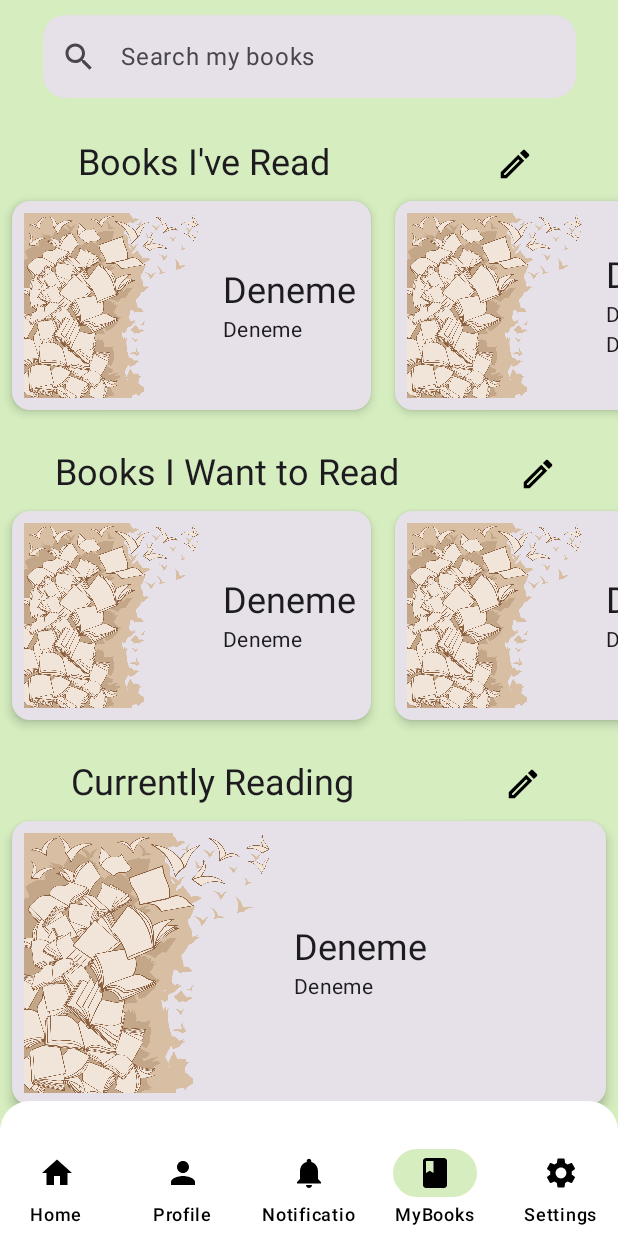
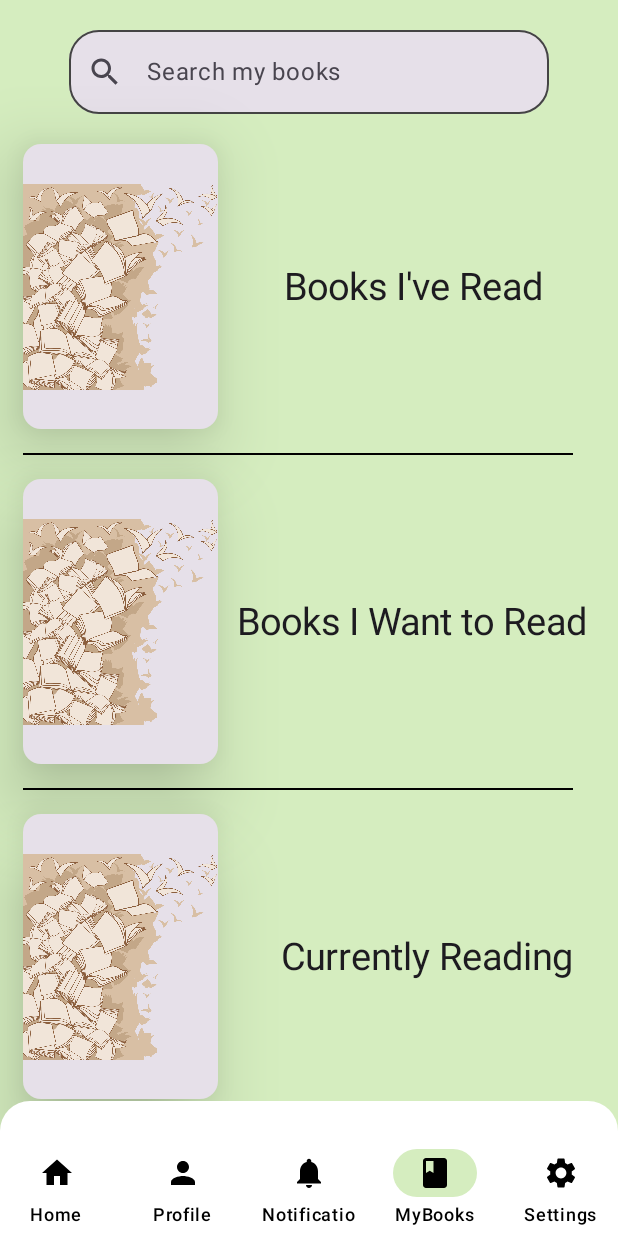
Before and after one commit to Azadkl/bookNest, an Android app built with Jetpack Compose: the BottomBarScreen screen opened through its navigation route, item 4 of the bottom bar chosen, on a phone screen of 412 x 824 dp. Run offline under Robolectric (Android 15) with nearby library versions, the phone set to English and light mode, and no system bars.

Commit message:
My books sayfasında birkaç ufak düzenleme yapıldı

```diff
--- a/app/src/main/java/com/example/booknest/view/BottomBarScreen.kt
+++ b/app/src/main/java/com/example/booknest/view/BottomBarScreen.kt
@@ -34,6 +34,9 @@ import androidx.compose.ui.graphics.DefaultShadowColor
 import androidx.compose.ui.graphics.vector.DefaultTintColor
 import androidx.compose.ui.unit.dp
 import androidx.navigation.NavController
+import androidx.navigation.compose.NavHost
+import androidx.navigation.compose.composable
+import androidx.navigation.compose.rememberNavController
 import com.example.booknest.NavItem
 import com.example.booknest.ui.theme.ButtonColor1
 import com.example.booknest.ui.theme.PrimaryColor
@@ -49,6 +52,7 @@ fun BottomBarScreen(navController: NavController,modifier: Modifier=Modifier) {
 
     )
     val contentPadding = PaddingValues(0.dp)
+    var navController = rememberNavController()
     var selectedIndex by remember { mutableIntStateOf(0) }
     Scaffold (
         bottomBar = {
@@ -67,6 +71,13 @@ fun BottomBarScreen(navController: NavController,modifier: Modifier=Modifier) {
                         selected = selectedIndex == index,
                         onClick = {
                             selectedIndex = index
+                            when (index) {
+                                0 -> navController.navigate("Home") // Home sayfasına yönlendir
+                                1 -> navController.navigate("profile") // Profile sayfasına yönlendir
+                                2 -> navController.navigate("notifications") // Notifications sayfasına yönlendir
+                                3 -> navController.navigate("myBooks") // MyBooks sayfasına yönlendir
+                                4 -> navController.navigate("settings") // Settings sayfasına yönlendir
+                            }
                         },
                         icon = {
                             Icon(imageVector = navItem.icon, contentDescription = "home")
@@ -96,7 +107,13 @@ fun BottomBarScreen(navController: NavController,modifier: Modifier=Modifier) {
                 .padding(contentPadding),
             color = PrimaryColor
         ) {
-            ContentScreen(modifier= Modifier.padding(contentPadding),selectedIndex)
+            NavHost(navController = navController, startDestination = "Home") {
+                composable("Home") { HomePageScreen() }
+                composable("profile") { ProfileScreen() }
+                composable("notifications") { NotificationsScreen() }
+                composable("myBooks") { MyBooksPage() }
+                composable("settings") { SettingsScreen() }
+            }
 
         }
     }
--- a/app/src/main/java/com/example/booknest/view/MyBooksPage.kt
+++ b/app/src/main/java/com/example/booknest/view/MyBooksPage.kt
@@ -2,6 +2,7 @@ package com.example.booknest.view
 
 import androidx.compose.foundation.Image
 import androidx.compose.foundation.border
+import androidx.compose.foundation.clickable
 import androidx.compose.foundation.focusable
 import androidx.compose.foundation.layout.Arrangement
 import androidx.compose.foundation.layout.Column
@@ -30,6 +31,8 @@ import androidx.compose.material3.Button
 import androidx.compose.material3.ButtonDefaults
 import androidx.compose.material3.Card
 import androidx.compose.material3.CardDefaults
+import androidx.compose.material3.Divider
+import androidx.compose.material3.DividerDefaults
 import androidx.compose.material3.Icon
 import androidx.compose.material3.IconButton
 import androidx.compose.material3.MaterialTheme
@@ -46,10 +49,12 @@ import androidx.compose.ui.Modifier
 import androidx.compose.ui.draw.clip
 import androidx.compose.ui.focus.FocusDirection
 import androidx.compose.ui.graphics.Color
+import androidx.compose.ui.layout.ModifierInfo
 import androidx.compose.ui.platform.LocalFocusManager
 import androidx.compose.ui.res.painterResource
 import androidx.compose.ui.text.TextStyle
 import androidx.compose.ui.text.input.ImeAction
+import androidx.compose.ui.text.style.TextAlign
 import androidx.compose.ui.unit.dp
 import androidx.compose.ui.unit.sp
 import com.example.booknest.Book
@@ -58,49 +63,8 @@ import com.example.booknest.ui.theme.ButtonColor1
 
 @Composable
 fun MyBooksPage(modifier: Modifier=Modifier) {
+
     var search by remember { mutableStateOf("") }
-    val focusManager = LocalFocusManager.current
-    val books = listOf(
-        Book(
-            title = "Deneme",
-            author = "Deneme",
-            image = ""
-        ),
-        Book(
-            title = "Deneme",
-            author = "Deneme Deneme",
-            image = ""
-        ),
-        Book(
-            title = "Deneme",
-            author = "Deneme",
-            image = ""
-        )
-    )
-    val wantToReadBooks = listOf(
-        Book(
-            title = "Deneme",
-            author = "Deneme",
-            image = ""
-        ),
-        Book(
-            title = "Deneme",
-            author = "Deneme",
-            image = ""
-        ),
-        Book(
-            title = "Deneme",
-            author = "Deneme",
-            image = ""
-        ),
-    )
-
-    val currentlyReadingBook = Book(
-        title = "Deneme",
-        author = "Deneme",
-        image = ""
-    )
-
 
 
     Column (modifier= Modifier.fillMaxHeight(),
@@ -108,18 +72,18 @@ fun MyBooksPage(modifier: Modifier=Modifier) {
         ){
         OutlinedTextField(
             value = search,
-            placeholder = { Text("Search my books") },
+            placeholder = { Text("Search my books",modifier=Modifier.align(Alignment.CenterHorizontally)) },
             onValueChange = { search = it },
             modifier = Modifier
-                .padding(top = 10.dp, bottom = 25.dp)
-                .size(width = 355.dp, height = 55.dp)
+                .padding(top = 20.dp, bottom = 20.dp)
+                .size(width = 320.dp, height = 56.dp)
                 .border(width = 0.dp, color = Color.Transparent)
                 .focusable(),
-            shape = RoundedCornerShape(15.dp),
+            shape = RoundedCornerShape(20.dp),
 
             colors = TextFieldDefaults.colors(
-                focusedIndicatorColor = Color.Transparent,
-                unfocusedIndicatorColor = Color.Transparent,
+                focusedIndicatorColor = Color.DarkGray,
+                unfocusedIndicatorColor = Color.DarkGray,
             ),
             leadingIcon = {
                 Icon(
@@ -132,93 +96,70 @@ fun MyBooksPage(modifier: Modifier=Modifier) {
             ),
 
         )
-        Row (modifier=Modifier.fillMaxWidth(),
-            horizontalArrangement = Arrangement.SpaceAround,
-            verticalAlignment = Alignment.CenterVertically){
-            Text(text = "Books I've Read",style = MaterialTheme.typography.headlineSmall)
-            IconButton(onClick = {},
-                modifier=Modifier.size(35.dp)) {
-                Icon(
-                    imageVector = Icons.Outlined.Edit,
-                    contentDescription = "Edit Icon",
-                    modifier = Modifier.size(25.dp),
-                    tint = Color.Black
-                )
+
+
+
+        Column (modifier=Modifier.fillMaxHeight().fillMaxWidth().padding(start = 15.dp),
+            horizontalAlignment = Alignment.Start){
+            Row (modifier=Modifier.fillMaxWidth(),
+                verticalAlignment = Alignment.CenterVertically,
+                horizontalArrangement = Arrangement.SpaceBetween){
+                BookCard(onClick = {})
+                Text(text="Books I've Read",modifier=Modifier.padding(end = 50.dp), style = TextStyle(fontSize = 25.sp))
+            }
+
+            Spacer(modifier = Modifier.padding(8.dp))
+            Divider(
+                color = Color.Black,
+                modifier = Modifier.fillMaxWidth().padding(end = 30.dp),
+                thickness = 1.dp
+            )
+            Spacer(modifier = Modifier.padding(8.dp))
+            Row (modifier=Modifier.fillMaxWidth(),
+                verticalAlignment = Alignment.CenterVertically,
+                horizontalArrangement = Arrangement.SpaceBetween){
+                BookCard(onClick = {})
+                Text(text="Books I Want to Read", modifier = Modifier.padding(end = 20.dp),style = TextStyle(fontSize = 25.sp))
+            }
+            Spacer(modifier = Modifier.padding(8.dp))
+            Divider(
+                color = Color.Black,
+                modifier = Modifier.fillMaxWidth().padding(end = 30.dp),
+                thickness = 1.dp
+            )
+            Spacer(modifier = Modifier.padding(8.dp))
+            Row (modifier=Modifier.fillMaxWidth(),
+                verticalAlignment = Alignment.CenterVertically,
+                horizontalArrangement = Arrangement.SpaceBetween){
+                BookCard(onClick = {})
+                Text(text="Currently Reading", modifier=Modifier.padding(end = 30.dp),style = TextStyle(fontSize = 25.sp))
             }
         }
 
-        BookList(books = books, modifier = Modifier.size(255.dp, 155.dp))
 
-        Spacer(modifier = Modifier.height(16.dp))
-        Row(modifier=Modifier.fillMaxWidth(),
-            horizontalArrangement = Arrangement.SpaceAround,
-            verticalAlignment = Alignment.CenterVertically) {
-            Text(text = "Books I Want to Read", style = MaterialTheme.typography.headlineSmall)
-            IconButton(onClick = {},
-                modifier=Modifier.size(35.dp)) {
-                Icon(
-                    imageVector = Icons.Outlined.Edit,
-                    contentDescription = "Edit Icon",
-                    modifier = Modifier.size(25.dp),
-                    tint = Color.Black
-                )
-            }
-        }
-        BookList(books = wantToReadBooks, modifier = Modifier.size(255.dp, 155.dp))
 
-        Spacer(modifier = Modifier.height(16.dp))
-        Row (modifier=Modifier.fillMaxWidth(),
-            horizontalArrangement = Arrangement.SpaceAround,
-            verticalAlignment = Alignment.CenterVertically){
-            Text(text = "Currently Reading", style = MaterialTheme.typography.headlineSmall)
-            IconButton(onClick = {},
-                modifier=Modifier.size(35.dp)) {
-                Icon(
-                    imageVector = Icons.Outlined.Edit,
-                    contentDescription = "Edit Icon",
-                    modifier = Modifier.size(25.dp),
-                    tint = Color.Black
-                )
-            }
-        }
-        BookCard(book = currentlyReadingBook, modifier = Modifier.size(415.dp, 205.dp))
-    }
-}
+
+
+}}
 
 @Composable
-fun BookCard(modifier: Modifier=Modifier,book: Book){
+fun BookCard(onClick:()-> Unit){
         Card(
-            modifier = modifier
-                .padding(8.dp),
-            elevation = CardDefaults.cardElevation(4.dp)
+            modifier = Modifier
+                .width(130.dp)
+                .height(190.dp)
+                .clickable { onClick() },
+            elevation = CardDefaults.cardElevation(30.dp),
         ) {
-            Row(modifier = Modifier.fillMaxWidth().padding(8.dp),
+            Row(modifier = Modifier.fillMaxWidth()
+                .fillMaxHeight(),
                 verticalAlignment = Alignment.CenterVertically,) {
                 Image(
                     painter = painterResource(R.drawable.loginimage),
                     contentDescription = "Book Cover Image",
 
                 )
-                Spacer(modifier = Modifier.width(16.dp))
-                Column {
-                    Text(
-                        text = book.title,
-                        style = MaterialTheme.typography.headlineSmall
-                    )
-                    Text(
-                        text = "${book.author}",
-                        style = MaterialTheme.typography.bodyMedium
-                    )
 
-                }
             }
         }
 }
-@Composable
-fun BookList(modifier: Modifier=Modifier,books: List<Book>){
-    LazyRow (modifier = Modifier){
-        items(books){
-            book-> BookCard(book = book,modifier = Modifier.size(255.dp, 155.dp))
-        }
-    }
-}
```
